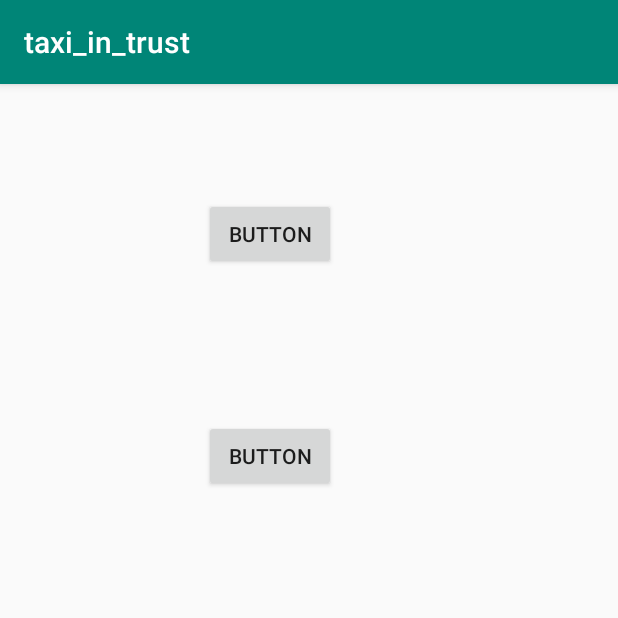
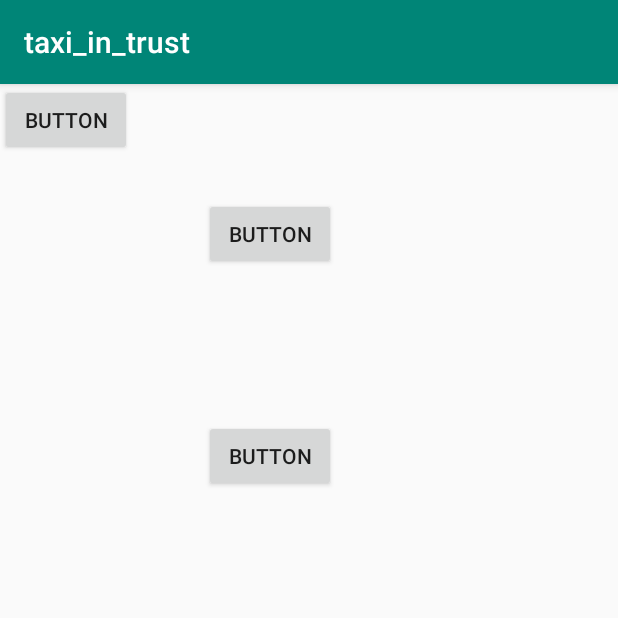
Before and after one commit to osmandurmus/taxi-in-trust, an Android app: the LogInFragment screen opened through its navigation route, on a phone screen of 412 x 824 dp, the top half of it. Run offline under Robolectric (Android 15) with nearby library versions, the phone set to English and light mode, and no system bars.

Commit message:
test amaçlı button eklendi.

```diff
--- a/app/src/main/res/layout/fragment_log_in.xml
+++ b/app/src/main/res/layout/fragment_log_in.xml
@@ -21,4 +21,12 @@
             android:id="@+id/login" android:layout_marginTop="100dp"
             app:layout_constraintTop_toBottomOf="@+id/register" app:layout_constraintStart_toStartOf="parent"
             android:layout_marginStart="136dp" tools:text="@string/login"/>
+
+    <Button
+            android:id="@+id/button"
+            android:layout_width="wrap_content"
+            android:layout_height="wrap_content"
+            android:text="Button"
+            tools:layout_editor_absoluteX="174dp"
+            tools:layout_editor_absoluteY="422dp" />
 </androidx.constraintlayout.widget.ConstraintLayout>
```
